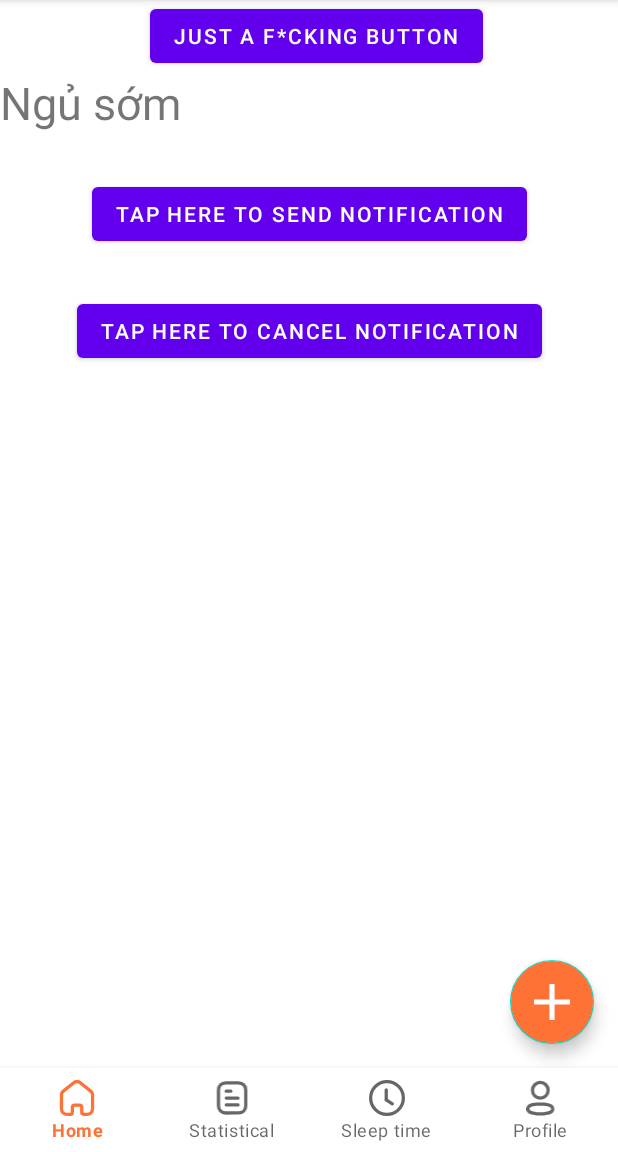
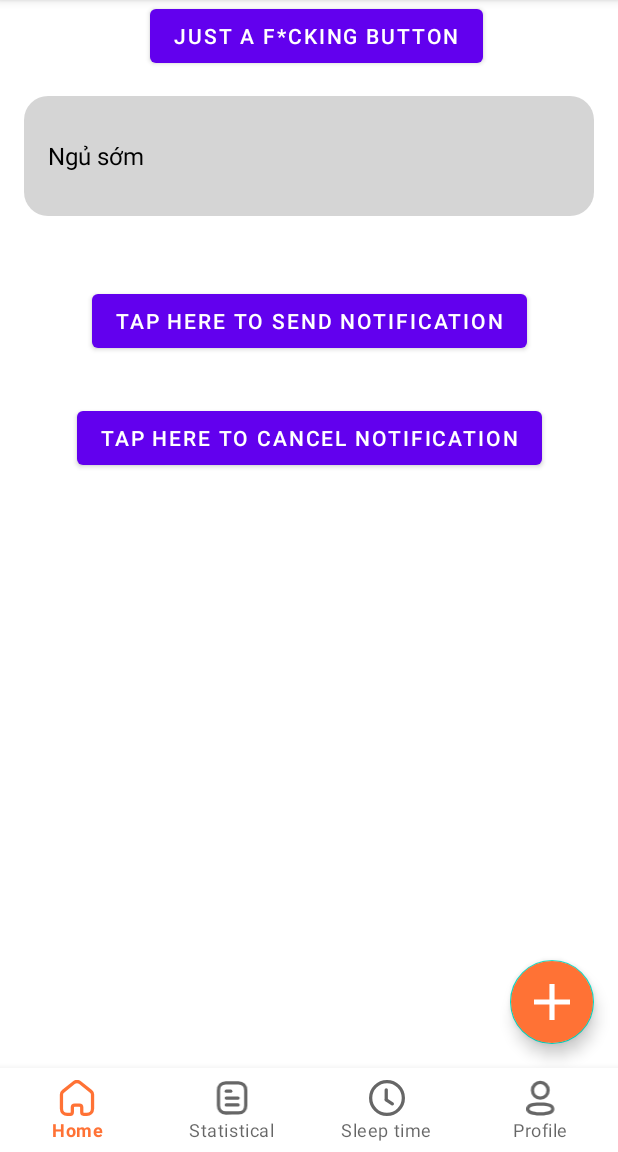
Before and after one commit to DawnHNguyen/Track-Habit, an Android app: the screen it shows after launch (HomeActivity), after a tap on "JUST A F*CKING BUTTON", on a phone screen of 412 x 824 dp, the part 84-1236 px from its top. Run offline under Robolectric (Android 15) with nearby library versions, the phone set to English and light mode, and no system bars; our stand-ins replace Dagger/Hilt's generated code, data binding.

Commit message:
TH-31 #ready-for-test #time 20m code an UI for habit item same as design

```diff
--- /dev/null
+++ b/feature/trackhabit/src/main/res/drawable/background_itemhabit.xml
@@ -0,0 +1,5 @@
+<?xml version="1.0" encoding="utf-8"?>
+<shape xmlns:android="http://schemas.android.com/apk/res/android"
+    android:shape="rectangle">
+    <corners android:radius="16dp" />
+</shape>
--- a/feature/trackhabit/src/main/res/layout/item_habit.xml
+++ b/feature/trackhabit/src/main/res/layout/item_habit.xml
@@ -9,13 +9,19 @@
 
     <androidx.appcompat.widget.LinearLayoutCompat
         android:layout_width="match_parent"
-        android:layout_height="wrap_content">
+        android:layout_height="@dimen/height_itemhabit_habit"
+        android:layout_margin="@dimen/margin_itemhabit_habit"
+        android:background="@drawable/background_itemhabit"
+        android:backgroundTint="@color/color_defaulthabit"
+        android:paddingStart="@dimen/padding_itemhabit_habit_paddingstart">
 
         <androidx.appcompat.widget.AppCompatTextView
             android:layout_width="wrap_content"
             android:layout_height="wrap_content"
             android:text="@{habit.title}"
-            android:textSize="30sp"/>
+            android:layout_gravity="center"
+            android:textColor="@color/black"
+            android:textSize="@dimen/textsize_itemhabit_habitname"/>
 
     </androidx.appcompat.widget.LinearLayoutCompat>
 </layout>
--- a/feature/trackhabit/src/main/res/values/colors.xml
+++ b/feature/trackhabit/src/main/res/values/colors.xml
@@ -7,4 +7,5 @@
     <color name="teal_700">#FF018786</color>
     <color name="black">#FF000000</color>
     <color name="white">#FFFFFFFF</color>
+    <color name="color_defaulthabit">#B3C4C4C4</color>
 </resources>
--- a/feature/trackhabit/src/main/res/values/dimens.xml
+++ b/feature/trackhabit/src/main/res/values/dimens.xml
@@ -1,4 +1,8 @@
 <?xml version="1.0" encoding="utf-8"?>
 <resources>
     <dimen name="margin_activityhome_fab">16dp</dimen>
+    <dimen name="margin_itemhabit_habit">16dp</dimen>
+    <dimen name="height_itemhabit_habit">80dp</dimen>
+    <dimen name="padding_itemhabit_habit_paddingstart">16dp</dimen>
+    <dimen name="textsize_itemhabit_habitname">16sp</dimen>
 </resources>
```
